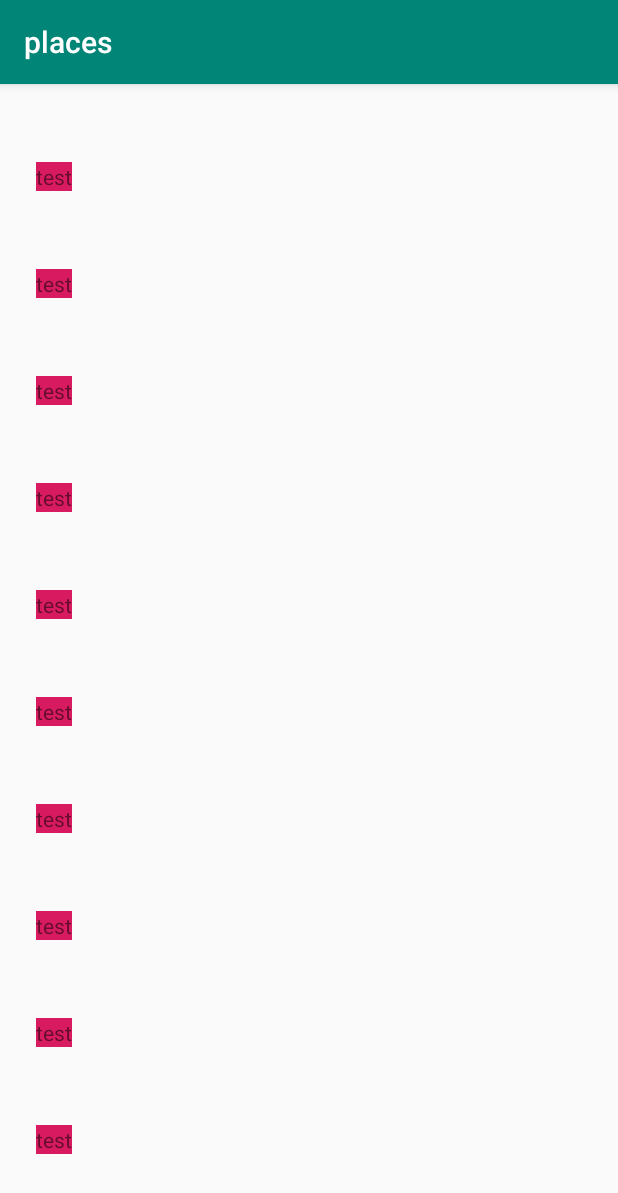
After one commit to forgotera/BMSTUDiplom, an Android app: the SelectScreen screen opened through its navigation route, on a phone screen of 412 x 824 dp. The commit adds this screen. Shown: the top 1193 px of the screen. Run offline under Robolectric (Android 15) with nearby library versions, the phone set to English and light mode, and no system bars; 2 statements that could not run were skipped.

Commit message:
recyclerView realized

```diff
--- a/app/build.gradle
+++ b/app/build.gradle
@@ -27,12 +27,13 @@ android {
 dependencies {
     implementation fileTree(dir: 'libs', include: ['*.jar'])
     implementation"org.jetbrains.kotlin:kotlin-stdlib-jdk7:$kotlin_version"
+    implementation "androidx.recyclerview:recyclerview:1.1.0"
     implementation 'androidx.appcompat:appcompat:1.1.0'
     implementation 'androidx.core:core-ktx:1.2.0'
     implementation 'org.jetbrains.kotlinx:kotlinx-coroutines-core:1.3.3'
     implementation 'com.jakewharton.timber:timber:4.7.1'
     implementation 'androidx.constraintlayout:constraintlayout:1.1.3'
-    implementation "androidx.navigation:navigation-dynamic-features-fragment:2.3.0-alpha02"
+    implementation "androidx.navigation:navigation-dynamic-features-fragment:2.3.0-alpha05"
     testImplementation 'junit:junit:4.12'
     androidTestImplementation 'androidx.test.ext:junit:1.1.1'
     androidTestImplementation 'androidx.test.espresso:espresso-core:3.2.0'
--- a/app/src/main/java/ru/skillbranch/places/MainActivity.kt
+++ b/app/src/main/java/ru/skillbranch/places/MainActivity.kt
@@ -2,11 +2,18 @@ package ru.skillbranch.places
 
 import androidx.appcompat.app.AppCompatActivity
 import android.os.Bundle
+import androidx.navigation.Navigation.findNavController
+import androidx.navigation.findNavController
 
 class MainActivity : AppCompatActivity() {
 
     override fun onCreate(savedInstanceState: Bundle?) {
         super.onCreate(savedInstanceState)
         setContentView(R.layout.activity_main)
+
+        val controller = findNavController(R.id.currentNavHostId)
+        controller.graph = controller.navInflater.inflate(R.navigation.main_graph).apply {
+            startDestination = R.id.selectScreen
+        }
     }
 }
--- /dev/null
+++ b/app/src/main/java/ru/skillbranch/places/secectScreen/SelectAdapter.kt
@@ -0,0 +1,25 @@
+package ru.skillbranch.places.secectScreen
+
+import android.view.LayoutInflater
+import android.view.View
+import android.view.ViewGroup
+import androidx.recyclerview.widget.RecyclerView
+import ru.skillbranch.places.R
+
+class SelectAdapter : RecyclerView.Adapter<SelectHolder>() {
+
+    val values = listOf<String>("test", "test", "test","test","test","test","test","test","test","test","test","test","test","test","test","test","test","test","test","test","test","test","test","test","test","test","test","test","test","test","test","test","test","test","test","test","test","test","test","test","test","test","test","test","test","test")
+
+    override fun onCreateViewHolder(parent: ViewGroup, viewType: Int): SelectHolder {
+        val view: View = LayoutInflater.from(parent.context)
+            .inflate(R.layout.selectitem, parent, false)
+        return parent.context.selectHolder(view)
+    }
+
+    override fun getItemCount(): Int = values.size
+
+    override fun onBindViewHolder(holder: SelectHolder, position: Int) {
+        holder.bind(values[position], "")
+    }
+
+}
--- /dev/null
+++ b/app/src/main/java/ru/skillbranch/places/secectScreen/SelectHolder.kt
@@ -0,0 +1,26 @@
+package ru.skillbranch.places.secectScreen
+
+import android.content.Context
+import android.view.View
+import android.widget.ImageView
+import android.widget.TextView
+import androidx.recyclerview.widget.RecyclerView
+import ru.skillbranch.places.R
+
+class SelectHolder(
+    view: View,
+    private val text:TextView,
+    private val image:ImageView
+):RecyclerView.ViewHolder(view) {
+
+    fun bind(name:String,url:String){
+        text.text = name
+    }
+}
+
+fun Context.selectHolder(view:View):SelectHolder =
+    SelectHolder(
+        view,
+        view.findViewById(R.id.selectText),
+        view.findViewById(R.id.selectIcon)
+    )
--- /dev/null
+++ b/app/src/main/java/ru/skillbranch/places/secectScreen/SelectScreenConfigurator.kt
@@ -0,0 +1,11 @@
+package ru.skillbranch.places.secectScreen
+
+import ru.skillbranch.places.secectScreen.view.SelectScreen
+
+class SelectScreenConfigurator {
+    companion object{
+        fun create(screen:SelectScreen){
+
+        }
+    }
+}
--- /dev/null
+++ b/app/src/main/java/ru/skillbranch/places/secectScreen/view/SelectScreen.kt
@@ -0,0 +1,35 @@
+package ru.skillbranch.places.secectScreen.view
+
+import android.graphics.Color
+import android.os.Bundle
+import android.view.LayoutInflater
+import android.view.View
+import android.view.ViewGroup
+import androidx.fragment.app.Fragment
+import ru.skillbranch.places.R
+import ru.skillbranch.places.secectScreen.SelectAdapter
+import ru.skillbranch.places.secectScreen.SelectScreenConfigurator
+
+class SelectScreen: Fragment() {
+
+    private lateinit var holder:SelectScreenHolder
+
+    override fun onCreateView(
+        inflater: LayoutInflater,
+        container: ViewGroup?,
+        savedInstanceState: Bundle?
+    ): View? = inflater.inflate(R.layout.selectscreen,container,false).also {
+        holder = selectScreenHolder(it)
+        SelectScreenConfigurator.create(this)
+    }
+
+
+    override fun onViewCreated(view: View, savedInstanceState: Bundle?) {
+        super.onViewCreated(view, savedInstanceState)
+        holder.values.adapter = SelectAdapter()
+
+
+    }
+
+
+}
--- /dev/null
+++ b/app/src/main/java/ru/skillbranch/places/secectScreen/view/SelectScreenHolder.kt
@@ -0,0 +1,18 @@
+package ru.skillbranch.places.secectScreen.view
+
+import android.view.View
+import androidx.recyclerview.widget.RecyclerView
+import ru.skillbranch.places.R
+
+class SelectScreenHolder(
+    val view: View,
+    val container:View,
+    val values: RecyclerView
+)
+
+fun selectScreenHolder(view:View):SelectScreenHolder =
+    SelectScreenHolder(
+        view,
+        view.findViewById(R.id.selectContainer),
+        view.findViewById(R.id.selectValues)
+    )
--- a/app/src/main/res/layout/activity_main.xml
+++ b/app/src/main/res/layout/activity_main.xml
@@ -6,13 +6,11 @@
     android:layout_height="match_parent"
     tools:context=".MainActivity">
 
-    <TextView
-        android:layout_width="wrap_content"
-        android:layout_height="wrap_content"
-        android:text="Hello World!"
-        app:layout_constraintBottom_toBottomOf="parent"
-        app:layout_constraintLeft_toLeftOf="parent"
-        app:layout_constraintRight_toRightOf="parent"
-        app:layout_constraintTop_toTopOf="parent" />
+    <fragment
+        android:id="@+id/currentNavHostId"
+        android:name="androidx.navigation.fragment.NavHostFragment"
+        android:layout_width="match_parent"
+        android:layout_height="match_parent"
+        app:defaultNavHost="true" />
 
 </androidx.constraintlayout.widget.ConstraintLayout>
--- /dev/null
+++ b/app/src/main/res/layout/selectitem.xml
@@ -0,0 +1,19 @@
+<?xml version="1.0" encoding="utf-8"?>
+<LinearLayout xmlns:android="http://schemas.android.com/apk/res/android"
+    android:orientation="vertical"
+    android:layout_width="wrap_content"
+    android:layout_height="wrap_content">
+
+    <ImageView
+        android:id="@+id/selectIcon"
+        android:layout_width="44dp"
+        android:layout_height="44dp"
+        android:layout_marginBottom="8dp"/>
+
+    <TextView
+        android:background="@color/colorAccent"
+        android:id="@+id/selectText"
+        android:layout_width="wrap_content"
+        android:layout_height="wrap_content"/>
+
+</LinearLayout>
--- /dev/null
+++ b/app/src/main/res/layout/selectscreen.xml
@@ -0,0 +1,25 @@
+<?xml version="1.0" encoding="utf-8"?>
+<FrameLayout xmlns:android="http://schemas.android.com/apk/res/android"
+    xmlns:app="http://schemas.android.com/apk/res-auto"
+    android:id="@+id/selectScreen"
+    android:layout_width="match_parent"
+    android:layout_height="match_parent"
+    android:orientation="vertical">
+
+    <androidx.constraintlayout.widget.ConstraintLayout
+        android:layout_width="match_parent"
+        android:layout_height="match_parent"
+        android:id="@+id/selectContainer"
+        android:layout_marginHorizontal="24dp">
+
+        <androidx.recyclerview.widget.RecyclerView
+            android:id="@+id/selectValues"
+            app:layoutManager="androidx.recyclerview.widget.LinearLayoutManager"
+            android:layout_width="match_parent"
+            android:layout_height="match_parent"
+            android:layout_marginBottom="24dp"/>
+
+    </androidx.constraintlayout.widget.ConstraintLayout>
+
+
+</FrameLayout>
--- /dev/null
+++ b/app/src/main/res/navigation/main_graph.xml
@@ -0,0 +1,10 @@
+<?xml version="1.0" encoding="utf-8"?>
+<navigation xmlns:android="http://schemas.android.com/apk/res/android"
+    xmlns:app="http://schemas.android.com/apk/res-auto"
+    android:id="@+id/main_graph">
+
+    <fragment
+        android:id="@+id/selectScreen"
+        android:name="ru.skillbranch.places.secectScreen.view.SelectScreen" />
+
+</navigation>
```
